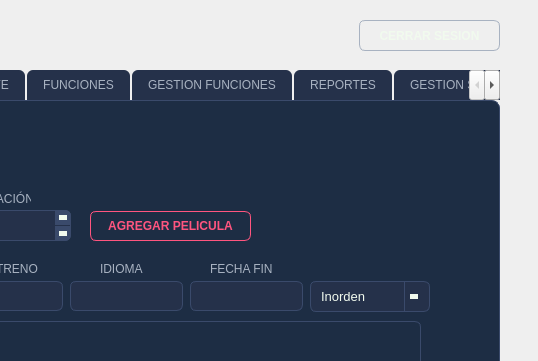
Before: the Qt Designer form FASE3/mainwindow.ui in SABANd5/EDD_2S2026_PY_202303371, drawn with Qt 5; both pictures show x 361 to 899 and y 0 to 361 of the 899 by 583 pixel window.
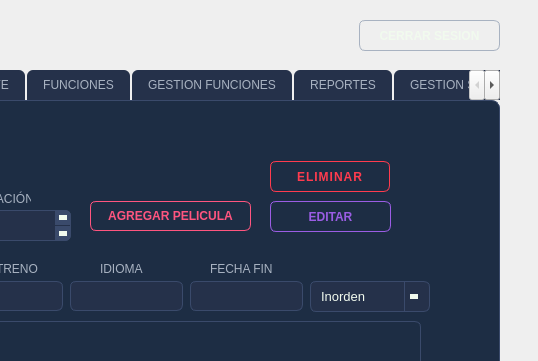
After: the same form once the commit is applied. The open tabs and pages were chosen to show the change.

Commit message: Arreglando combobox de peliculas y agregando botones en cartelera

Diff of the .ui file:
```diff
--- a/FASE3/mainwindow.ui
+++ b/FASE3/mainwindow.ui
@@ -2216,7 +2216,7 @@
         <property name="geometry">
          <rect>
           <x>420</x>
-          <y>110</y>
+          <y>100</y>
           <width>161</width>
           <height>30</height>
          </rect>
@@ -2584,6 +2584,75 @@
          </property>
         </item>
        </widget>
+       <widget class="QPushButton" name="btnEliminarPelicula">
+        <property name="geometry">
+         <rect>
+          <x>600</x>
+          <y>60</y>
+          <width>120</width>
+          <height>31</height>
+         </rect>
+        </property>
+        <property name="styleSheet">
+         <string notr="true">/* RECHAZAR */
+QPushButton {
+    background-color: transparent;
+    color: #FF3B4E;
+    border: 1px solid #FF3B4E;
+    border-radius: 6px;
+    padding: 8px 16px;
+    font-family: &quot;Montserrat SemiBold&quot;;
+    font-weight: 600;
+    letter-spacing: 1px;
+}
+QPushButton:hover {
+    background-color: #FF3B4E;
+    color: #F1FAEE;
+}
+QPushButton:pressed {
+    background-color: #D62638;
+    border: 1px solid #D62638;
+    color: #F1FAEE;
+}</string>
+        </property>
+        <property name="text">
+         <string>ELIMINAR</string>
+        </property>
+       </widget>
+       <widget class="QPushButton" name="btnEditarPelicula">
+        <property name="geometry">
+         <rect>
+          <x>600</x>
+          <y>100</y>
+          <width>121</width>
+          <height>31</height>
+         </rect>
+        </property>
+        <property name="styleSheet">
+         <string notr="true">/* AÑADIR BENEFICIO */
+QPushButton {
+    background-color: transparent;
+    color: #9B5DE5;
+    border: 1px solid #9B5DE5;
+    border-radius: 6px;
+    padding: 8px 16px;
+    font-family: &quot;Montserrat SemiBold&quot;;
+    font-weight: 600;
+}
+QPushButton:hover {
+    background-color: #9B5DE5;
+    color: #F1FAEE;
+}
+QPushButton:pressed {
+    background-color: #7E3FCC;
+    border: 1px solid #7E3FCC;
+    color: #F1FAEE;
+}</string>
+        </property>
+        <property name="text">
+         <string>EDITAR</string>
+        </property>
+       </widget>
       </widget>
       <widget class="QWidget" name="tab_10">
        <attribute name="title">
```
Left out of the diff: 6 changed lines with no effect on the pictures. The commit also changes 3 other files.
